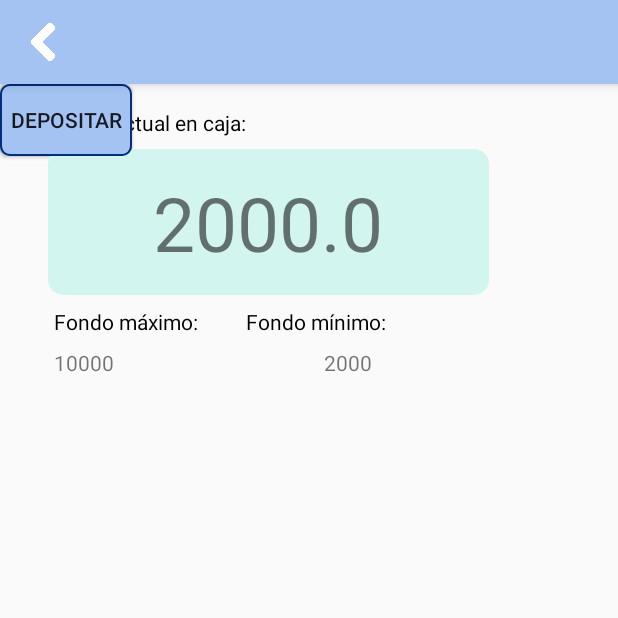
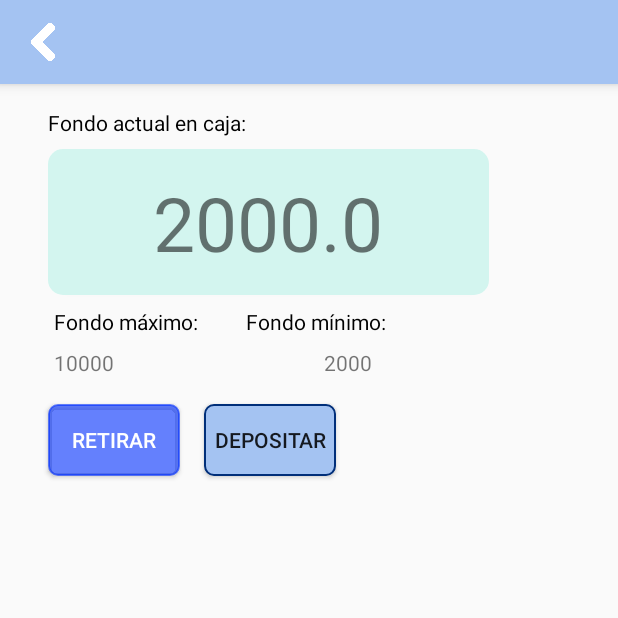
Before and after one commit to etien-andres/EzbrnFood, an Android app: the fondo_caja screen opened directly, with no data from a screen before it, on a phone screen of 412 x 824 dp, the top half of it. Run offline under Robolectric (Android 15) with nearby library versions, the phone set to English and light mode, and no system bars; Roboto replaces fonts that are not available here.

```diff
--- a/app/src/main/java/com/example/esferatech/barnfoodv11/fragmentoventas.java
+++ b/app/src/main/java/com/example/esferatech/barnfoodv11/fragmentoventas.java
@@ -44,7 +44,7 @@ public class fragmentoventas extends Fragment {
     public void onCreate(@Nullable Bundle savedInstanceState) {
         super.onCreate(savedInstanceState);
          helper=new Sqlitehelp(getContext(),"base",null,1);
-        MainActivity.changetitle("Venta");
+        //MainActivity.changetitle("Venta");
         //helper.returnubication(E)
 
 
--- a/app/src/main/res/layout/activity_fondo_caja.xml
+++ b/app/src/main/res/layout/activity_fondo_caja.xml
@@ -108,21 +108,25 @@
                 android:id="@+id/button"
                 android:layout_width="wrap_content"
                 android:layout_height="wrap_content"
+                android:layout_marginStart="32dp"
+                android:layout_marginTop="18dp"
                 android:background="@drawable/botoncategorias"
                 android:backgroundTint="@color/azultr2"
                 android:text="Retirar"
                 android:textColor="@android:color/background_light"
-                tools:layout_editor_absoluteX="32dp"
-                tools:layout_editor_absoluteY="211dp" />
+                app:layout_constraintStart_toStartOf="parent"
+                app:layout_constraintTop_toBottomOf="@+id/max_fond" />
 
             <Button
                 android:id="@+id/button2"
                 android:layout_width="wrap_content"
                 android:layout_height="wrap_content"
+                android:layout_marginStart="16dp"
+                android:layout_marginTop="18dp"
                 android:background="@drawable/botoncategorias"
                 android:text="Depositar"
-                tools:layout_editor_absoluteX="136dp"
-                tools:layout_editor_absoluteY="211dp" />
+                app:layout_constraintStart_toEndOf="@+id/button"
+                app:layout_constraintTop_toBottomOf="@+id/min_fond" />
         </android.support.constraint.ConstraintLayout>
     </LinearLayout>
 
```
Also changed, not shown: app/src/main/java/com/example/esferatech/barnfoodv11/modif_oblig.java (+1 -10 lines), app/src/main/java/com/example/esferatech/barnfoodv11/venta_1.java (+131 -27 lines), app/src/main/res/layout/custom_dialog_ventaprod.xml (+9 -8 lines).
